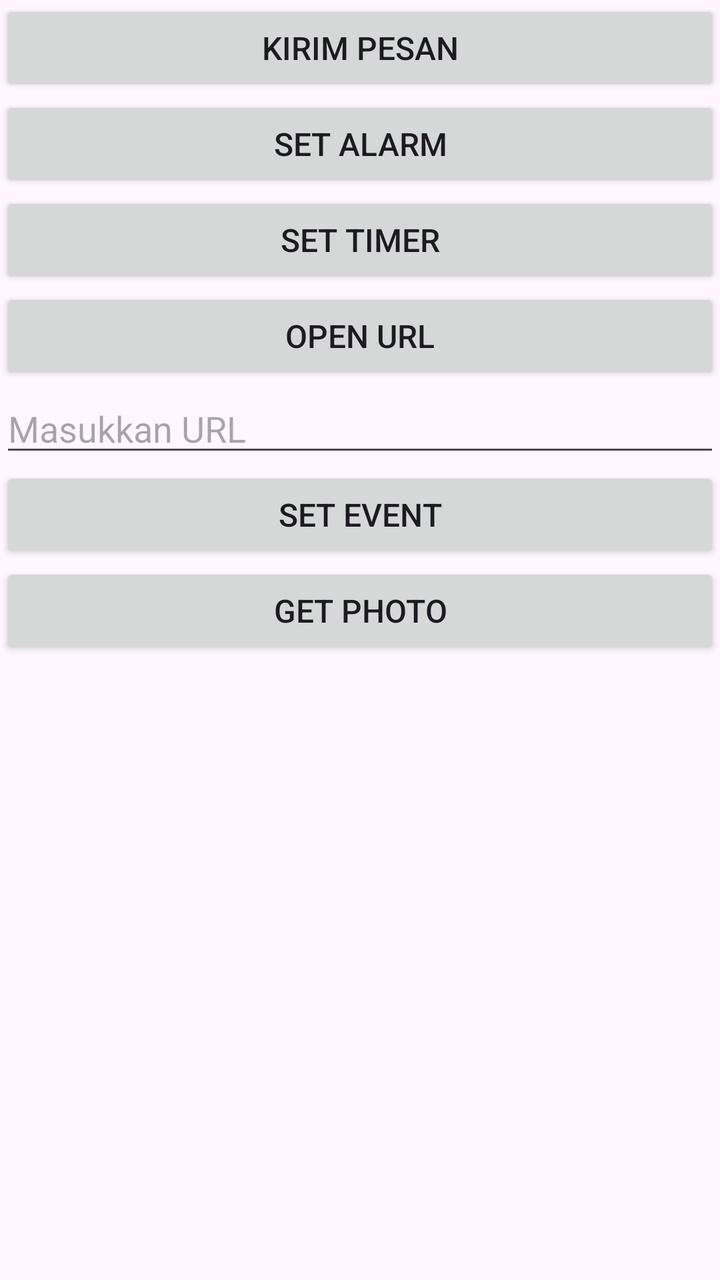
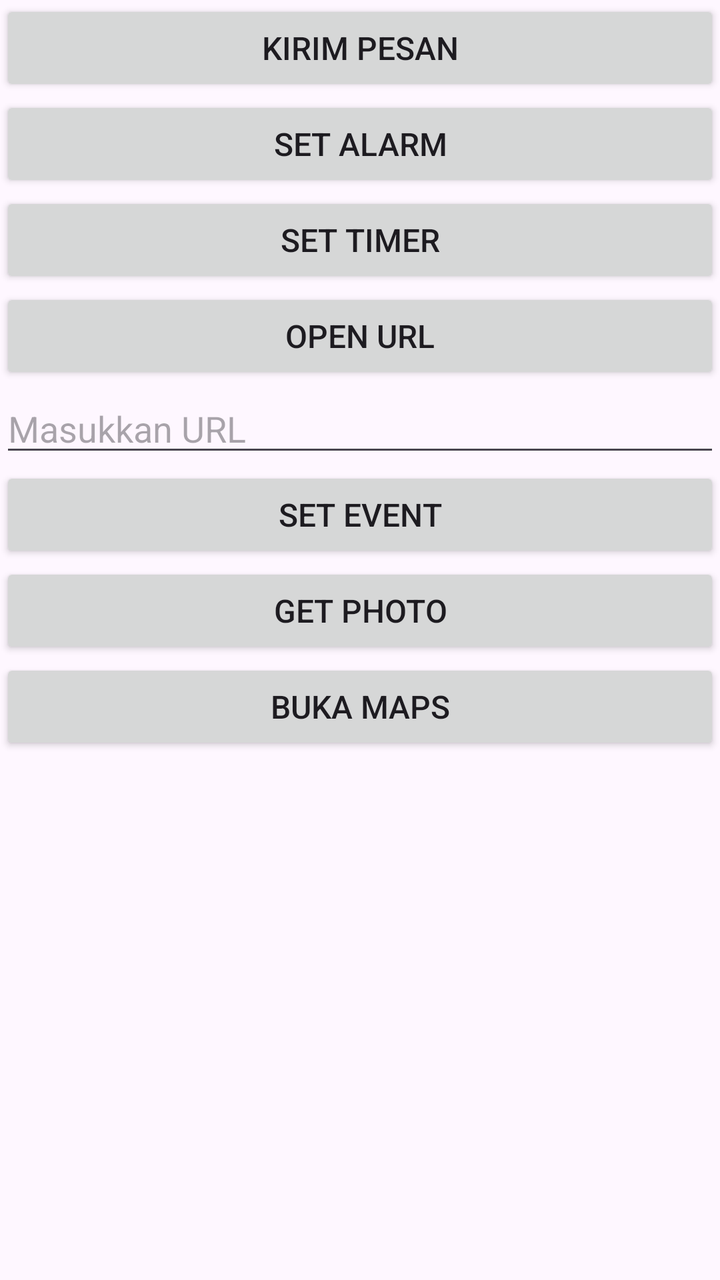

Screens rendered from an Android XML layout before and after an edit, with the pre-edit source and the edit as a unified diff.
<!-- AndroidManifest.xml: application theme Theme.Tugas3 -->
<!-- res/layout/activity_main.xml -->
<?xml version="1.0" encoding="utf-8"?>
<LinearLayout xmlns:android="http://schemas.android.com/apk/res/android"
    xmlns:app="http://schemas.android.com/apk/res-auto"
    xmlns:tools="http://schemas.android.com/tools"
    android:id="@+id/main"
    android:layout_width="match_parent"
    android:layout_height="match_parent"
    tools:context=".MainActivity"
    android:orientation="vertical">

    <Button
        android:layout_width="match_parent"
        android:layout_height="wrap_content"
        android:id="@+id/btnKirimPesan"
        android:text="Kirim Pesan"
        android:textSize="16sp"/>

    <Button
        android:layout_width="match_parent"
        android:layout_height="wrap_content"
        android:id="@+id/btnSetAlarm"
        android:text="Set Alarm"
        android:textSize="16sp"/>

    <Button
        android:layout_width="match_parent"
        android:layout_height="wrap_content"
        android:id="@+id/btnSetTimer"
        android:text="Set Timer"
        android:textSize="16sp"/>

    <Button
        android:layout_width="match_parent"
        android:layout_height="wrap_content"
        android:id="@+id/btnOpenURL"
        android:text="Open URL"
        android:textSize="16sp"/>
    <EditText
        android:layout_width="match_parent"
        android:layout_height="wrap_content"
        android:id="@+id/etURL"
        android:hint="Masukkan URL"/>

    <Button
        android:layout_width="match_parent"
        android:layout_height="wrap_content"
        android:id="@+id/btnSetEvent"
        android:text="Set Event"
        android:textSize="16sp"/>

    <Button
        android:layout_width="match_parent"
        android:layout_height="wrap_content"
        android:id="@+id/btnGetPhoto"
        android:text="Get Photo"
        android:textSize="16sp"/>

    <ImageView
        android:layout_width="match_parent"
        android:layout_height="wrap_content"
        android:id="@+id/ivHasil"/>

</LinearLayout>
<!-- resources referenced by this layout -->
<resources>
  <style name="Theme.Tugas3" parent="Base.Theme.Tugas3" />
  <style name="Base.Theme.Tugas3" parent="Theme.Material3.DayNight.NoActionBar">
          
          
      </style>
</resources>

<!-- the commit's change to res/layout/activity_main.xml (unified diff, before → after) -->
@@ -60,4 +60,11 @@
         android:layout_height="wrap_content"
         android:id="@+id/ivHasil"/>
 
+    <Button
+        android:layout_width="match_parent"
+        android:layout_height="wrap_content"
+        android:id="@+id/btnBukaMaps"
+        android:text="Buka Maps"
+        android:textSize="16sp"/>
+
 </LinearLayout>
